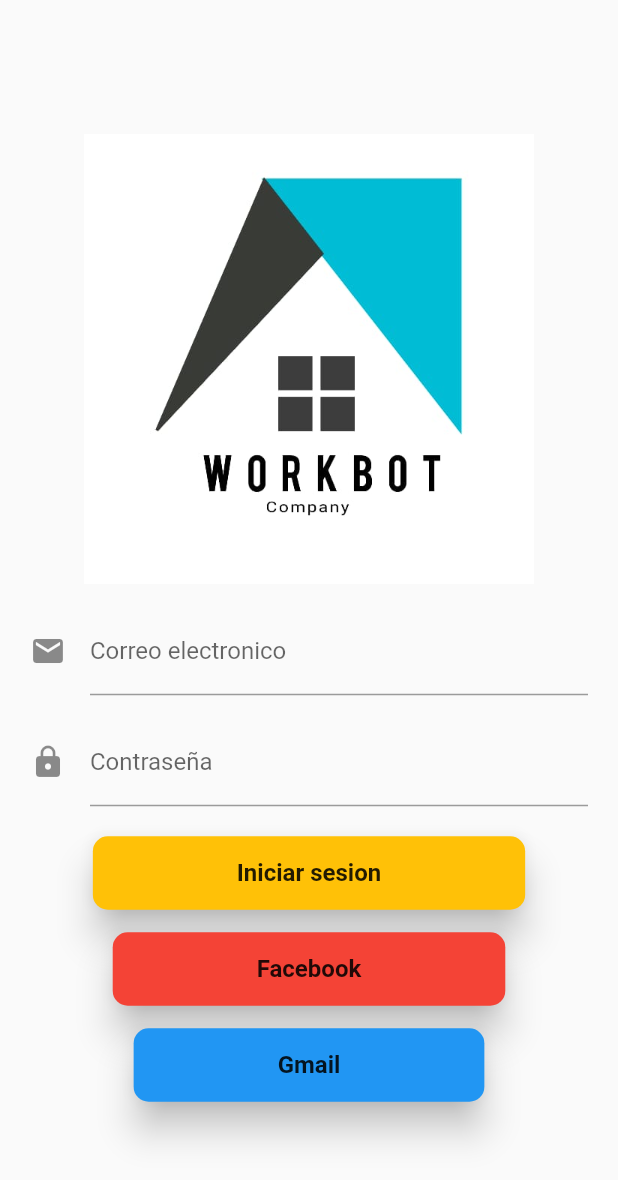
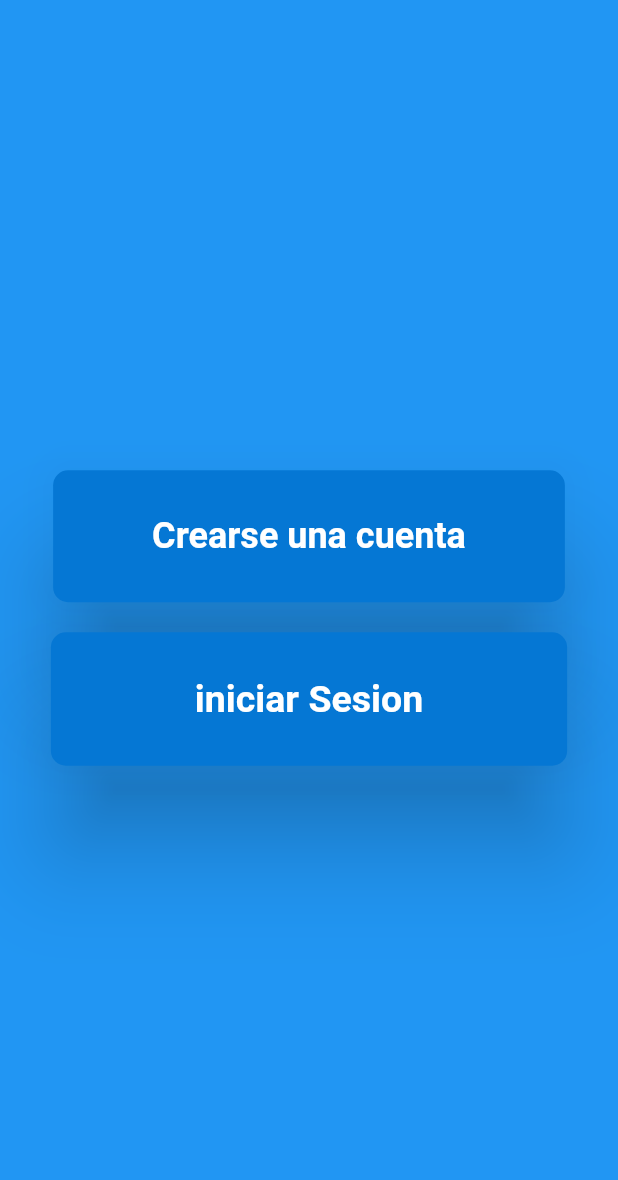
Before and after one commit to alejandrohl5/workbot_servicios, a Flutter app: the screen it shows after launch, on a phone screen of 412 x 824 dp. Shown: the top 1180 px of the screen. Run offline on Flutter 3.47's test engine with Material 2 defaults, Android fonts, the phone set to English and light mode, and no system bars; our stand-ins replace animate_do.

Commit message:
mejorando_alejandro

```diff
--- /dev/null
+++ b/lib/inicio.dart
@@ -0,0 +1,83 @@
+import 'package:animate_do/animate_do.dart';
+import 'package:flutter/material.dart';
+import 'package:workbot_servicios/login_page.dart';
+import 'login_page.dart';
+import 'servis.dart';
+
+class inicio_sesion extends StatelessWidget {
+  const inicio_sesion({Key? key}) : super(key: key);
+
+  @override
+  Widget build(BuildContext context) {
+    return Container(
+      color: Colors.blue,
+      child: Column(
+
+        mainAxisAlignment: MainAxisAlignment.center,
+
+        children: [
+
+        FadeInDownBig(duration:Duration(seconds: 2),
+            child: RaisedButton(
+
+          child:Container(
+            margin: EdgeInsets.symmetric(vertical: 10, horizontal: 10),
+            padding: EdgeInsets.symmetric(horizontal:40, vertical: 20),
+            child: Text("Crearse una cuenta",
+            style: TextStyle(
+              fontSize: 24,
+              color: Colors.white,
+              fontWeight: FontWeight.bold,
+            ),
+            ),
+          ),
+          shape: RoundedRectangleBorder(
+            borderRadius:BorderRadius.circular(10)
+            ),
+            elevation: 30.0,
+            color: Color.fromARGB(255, 5, 119, 212),
+            onPressed: (){
+              Navigator.of(context).push(MaterialPageRoute(
+                builder:((context)=> LoginPage()),
+
+              ));
+            },
+        ),),
+
+
+        SizedBox(height: 20,),
+
+
+
+        FadeInUpBig(duration:Duration(seconds: 2),
+          child: RaisedButton(
+          child:Container(
+            margin: EdgeInsets.symmetric(vertical: 10, horizontal: 10),
+            padding: EdgeInsets.symmetric(horizontal:70, vertical: 20),
+            child: Text("iniciar Sesion",
+            style: TextStyle(
+              fontSize: 25,
+              fontWeight: FontWeight.bold,
+              color: Colors.white
+            ),
+            ),
+          ),
+          shape: RoundedRectangleBorder(
+            borderRadius:BorderRadius.circular(10)
+            ),
+            elevation: 30.0,
+            color: Color.fromARGB(255, 5, 119, 212),
+            onPressed: (){
+              Navigator.of(context).push(MaterialPageRoute(
+                builder:((context)=> servicios_james()),
+
+              ));
+            },
+        ))
+        ]
+      ),
+    );
+  }
+
+
+  }
--- a/lib/login_page.dart
+++ b/lib/login_page.dart
@@ -44,7 +44,7 @@ Widget _userTextField() {
   return StreamBuilder(
     builder: (BuildContext context, AsyncSnapshot snapshot){
       return Container(
-        padding: EdgeInsets.symmetric(horizontal: 20.0),
+        padding: EdgeInsets.symmetric(horizontal: 10.0),
         child: TextField(
           keyboardType: TextInputType.emailAddress,
           decoration: InputDecoration(
@@ -63,7 +63,7 @@ Widget _passwordTextField(){
   return StreamBuilder(
     builder: (BuildContext context, AsyncSnapshot snapshot){
       return Container(
-        padding: EdgeInsets.symmetric(horizontal: 20.0),
+        padding: EdgeInsets.symmetric(horizontal: 10.0),
         child: TextField(
           keyboardType: TextInputType.emailAddress,
           obscureText: true,
@@ -107,6 +107,9 @@ Widget _bottonLogin(){
     }
   );
 }
+
+
+
 
 
 
--- a/lib/main.dart
+++ b/lib/main.dart
@@ -5,6 +5,7 @@ import 'package:workbot_servicios/victor_perfil.dart';
 import 'victor_registro.dart';
 import 'login_page.dart';
 import 'rosario_formulario.dart';
+import 'inicio.dart';
 
 void main() {
   runApp(inicio());
@@ -16,12 +17,17 @@ class inicio extends StatelessWidget {
 @override
   Widget build(BuildContext context) {
     return MaterialApp(
-      home: LoginPage(),
+      theme: ThemeData(
+          primaryColor: Colors.blue,
+        ),
+      home: inicio_sesion(),
+
+
       title: 'Flutter Demo',
       debugShowCheckedModeBanner: false,
-      theme: ThemeData(
-        visualDensity: VisualDensity.adaptivePlatformDensity,
-      ),
+      // theme: ThemeData(
+      //   visualDensity: VisualDensity.adaptivePlatformDensity,
+      // ),
     );
   }
 }
--- a/pubspec.yaml
+++ b/pubspec.yaml
@@ -34,6 +34,7 @@ dependencies:
   # The following adds the Cupertino Icons font to your application.
   # Use with the CupertinoIcons class for iOS style icons.
   cupertino_icons: ^1.0.2
+  animate_do: ^2.1.0
 
 dev_dependencies:
   flutter_test:
```
Also changed, not shown: lib/rosario_formulario.dart (+0 -9 lines), pubspec.lock.
